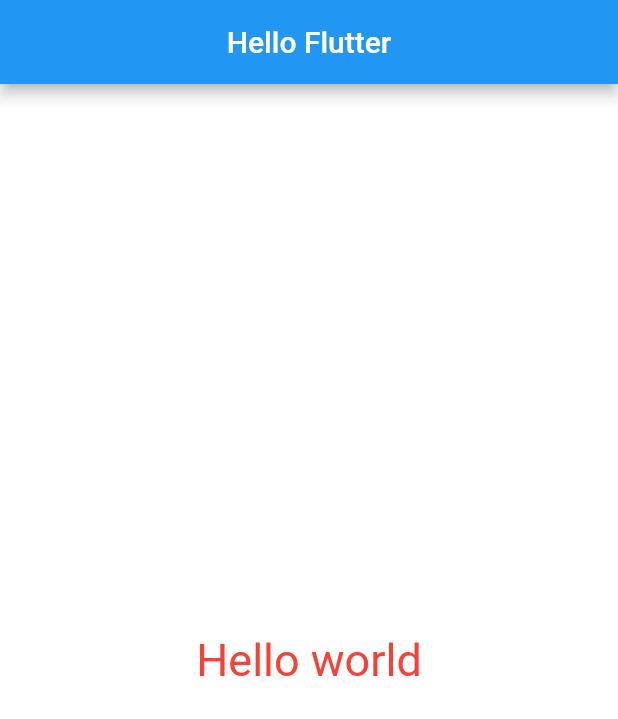
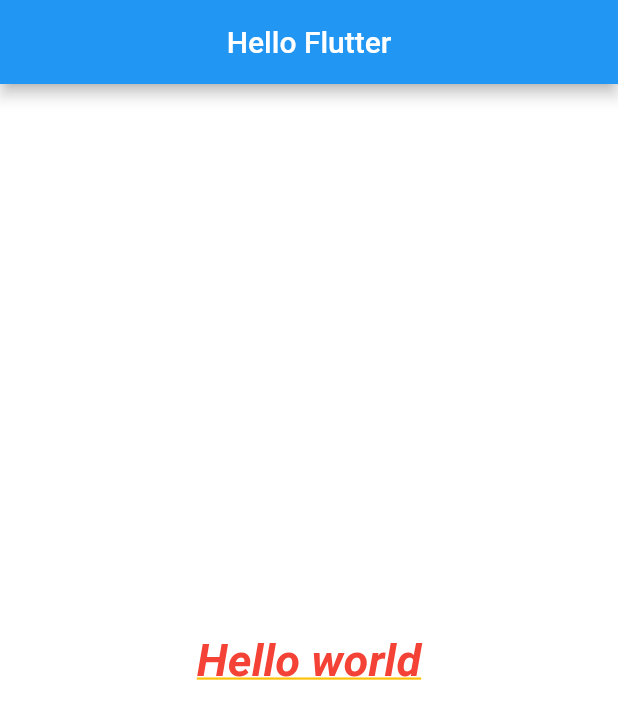
Before and after one commit to LucianoFraga27/Flutter_01_Widgets, a Flutter app: the screen it shows after launch, on a phone screen of 412 x 824 dp. Shown: the top 719 px of the screen. Run offline on Flutter 3.47's test engine with Material 2 defaults, Android fonts, the phone set to English and light mode, and no system bars; missing offline and left inert: dart:ffi.

Commit message:
bold, italic, underline, overline, colorDecoration

```diff
--- a/lib/main.dart
+++ b/lib/main.dart
@@ -39,7 +39,11 @@ class HomePage extends StatelessWidget {
             child: Text('Hello world',
             style: TextStyle(
               fontSize: 30,
-              color: Colors.red
+              color: Colors.red,
+              fontWeight: FontWeight.bold,
+              fontStyle: FontStyle.italic,
+              decoration: TextDecoration.underline, //overline
+              decorationColor: Colors.amber
             )),
           ),
       ),
```
